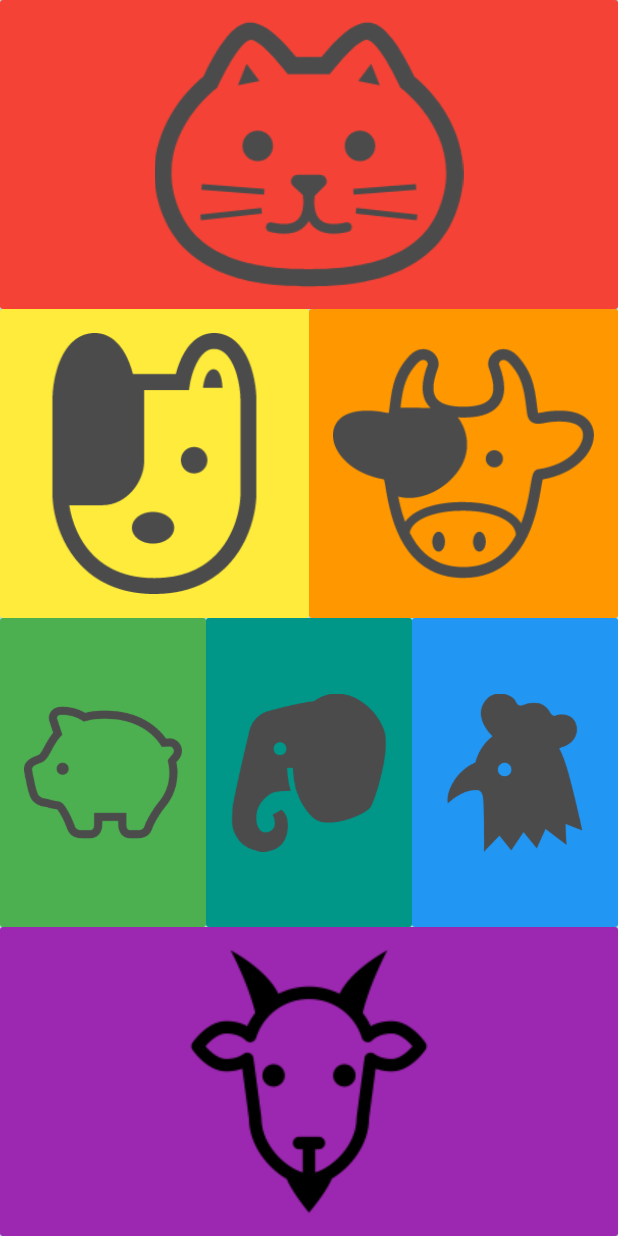
After one commit to KanaNakajima/animal_sounds, a Flutter app: the screen it shows after launch, on a phone screen of 412 x 824 dp. The commit adds this screen. Run offline on Flutter 3.47's test engine with Material 2 defaults, Android fonts, the phone set to English and light mode, and no system bars; our stand-ins replace audioplayers.

Commit message:
ScreenがStatelessだったのでStatefulにした。

```diff
--- /dev/null
+++ b/lib/screen.dart
@@ -0,0 +1,73 @@
+import 'package:flutter/cupertino.dart';
+import 'package:flutter/material.dart';
+import 'package:audioplayers/audioplayers.dart';
+
+class Screen extends StatefulWidget {
+  @override
+  _ScreenState createState() => _ScreenState();
+}
+
+class _ScreenState extends State<Screen> {
+  bool isReal = true;
+  @override
+  Widget build(BuildContext context) {
+    return MaterialApp(
+        debugShowCheckedModeBanner: false,
+        home: Scaffold(
+            backgroundColor: Colors.teal[100],
+            // appBar: AppBar(
+            //     title: Text('AnimalSounds'), backgroundColor: Colors.teal),
+            body: SafeArea(
+              child: Column(
+                crossAxisAlignment: CrossAxisAlignment.stretch,
+                children: <Widget>[
+                  buildButton('cat.mp3', Colors.red, 'images/cat.png',
+                      'images/cat_real.jpg'),
+                  Expanded(
+                      child: Row(
+                          crossAxisAlignment: CrossAxisAlignment.stretch,
+                          children: <Widget>[
+                        buildButton('dog.mp3', Colors.yellow, 'images/dog.png',
+                            'images/dog_real.jpg'),
+                        buildButton('cow.mp3', Colors.orange, 'images/cow.png',
+                            'images/cow_real.jpg'),
+                      ])),
+                  Expanded(
+                      child: Row(
+                          crossAxisAlignment: CrossAxisAlignment.stretch,
+                          children: <Widget>[
+                        buildButton('pig.mp3', Colors.green, 'images/pig.png',
+                            'images/pig_real.png'),
+                        buildButton('elephant.mp3', Colors.teal,
+                            'images/elephant.png', 'images/elephant_real.jpg'),
+                        buildButton('rooster.mp3', Colors.blue,
+                            'images/rooster.png', 'images/rooster_real.jpg'),
+                      ])),
+                  Expanded(
+                      child: Column(
+                    crossAxisAlignment: CrossAxisAlignment.stretch,
+                    children: <Widget>[
+                      buildButton('goat.mp3', Colors.purple, 'images/goat.jpg',
+                          'images/goat_real.jpg'),
+                    ],
+                  )),
+                ],
+              ),
+            )));
+  }
+
+  Expanded buildButton(sound, color, simpleImage, realImage) {
+    return Expanded(
+        child: FlatButton(
+      onPressed: () {
+        setState(() {
+          isReal = !isReal;
+        });
+        final player = AudioCache();
+        player.play(sound);
+      },
+      color: color,
+      child: isReal ? Image.asset(simpleImage) : Image.asset(realImage),
+    ));
+  }
+}
```
Also changed, not shown: lib/main.dart (+7 -51 lines), images/cat_real.jpg (added), images/cow_real.jpg (added), images/elephant_real.jpg (added), images/goat_real.jpg (added), images/horse.png (deleted), images/pig_real.png (added), images/rooster_real.jpg (added), 2 other files.
